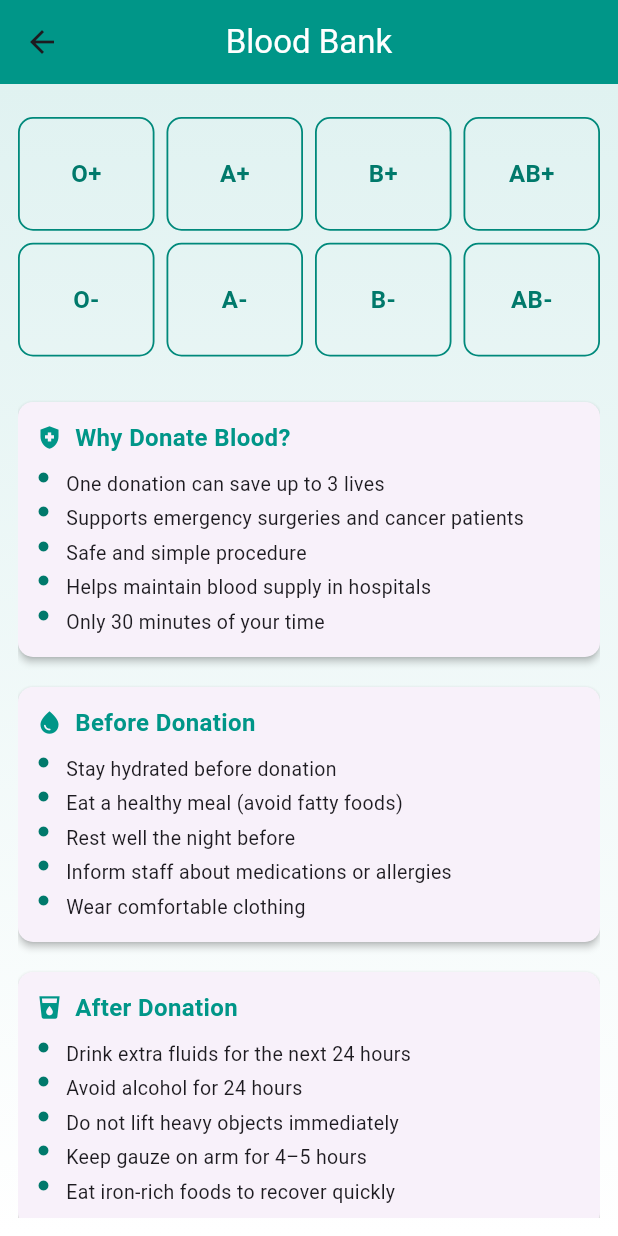
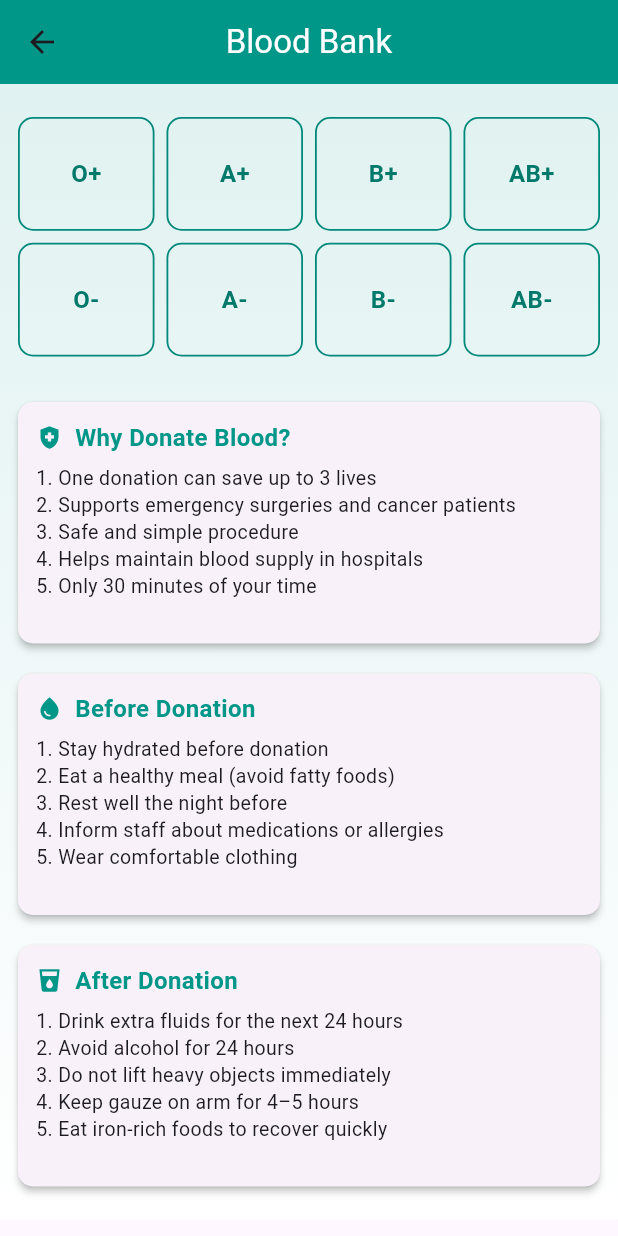
Before and after one commit to riazulrocky/Health-Expert-Flutter-App, a Flutter app: the BloodBankPage screen opened directly, on a phone screen of 412 x 824 dp. Run offline on Flutter 3.47's test engine with Material 3 defaults, Android fonts, the phone set to English and light mode, and no system bars.

Commit message:
blood bank

```diff
--- a/lib/blood_bank/blood_bank_page.dart
+++ b/lib/blood_bank/blood_bank_page.dart
@@ -1,45 +1,33 @@
 import 'package:flutter/material.dart';
 
 class BloodBankPage extends StatelessWidget {
-  // ✅ Remove `const` from the class if you're getting constructor errors
-  BloodBankPage({super.key});
+  const BloodBankPage({super.key});
 
-  // ✅ Blood groups with const initializer
-  final List<String> bloodGroups = const [
-    'O+',
-    'A+',
-    'B+',
-    'AB+',
-    'O-',
-    'A-',
-    'B-',
-    'AB-'
-  ];
+  final List<String> bloodGroups = const ['O+', 'A+', 'B+', 'AB+', 'O-', 'A-', 'B-', 'AB-'];
 
-  // ✅ Tip lists with const initializer
-  final List<String> _whyDonateTips = const [
-    'One donation can save up to 3 lives',
-    'Supports emergency surgeries and cancer patients',
-    'Safe and simple procedure',
-    'Helps maintain blood supply in hospitals',
-    'Only 30 minutes of your time',
-  ];
+  final String _whyDonateTips = '''
+1. One donation can save up to 3 lives
+2. Supports emergency surgeries and cancer patients
+3. Safe and simple procedure
+4. Helps maintain blood supply in hospitals
+5. Only 30 minutes of your time
+  ''';
 
-  final List<String> _beforeTips = const [
-    'Stay hydrated before donation',
-    'Eat a healthy meal (avoid fatty foods)',
-    'Rest well the night before',
-    'Inform staff about medications or allergies',
-    'Wear comfortable clothing',
-  ];
+  final String _beforeTips = '''
+1. Stay hydrated before donation
+2. Eat a healthy meal (avoid fatty foods)
+3. Rest well the night before
+4. Inform staff about medications or allergies
+5. Wear comfortable clothing
+  ''';
 
-  final List<String> _afterTips = const [
-    'Drink extra fluids for the next 24 hours',
-    'Avoid alcohol for 24 hours',
-    'Do not lift heavy objects immediately',
-    'Keep gauze on arm for 4–5 hours',
-    'Eat iron-rich foods to recover quickly',
-  ];
+  final String _afterTips = '''
+1. Drink extra fluids for the next 24 hours
+2. Avoid alcohol for 24 hours
+3. Do not lift heavy objects immediately
+4. Keep gauze on arm for 4–5 hours
+5. Eat iron-rich foods to recover quickly
+  ''';
 
   // Build blood group card with no background
   Widget _buildBloodGroupCard(BuildContext context, String bloodType) {
@@ -77,12 +65,12 @@ class BloodBankPage extends StatelessWidget {
     );
   }
 
-  // Build tip section box with bullet points
-  Widget _buildTipSection(String title, List<String> tips, IconData sectionIcon) {
+  // Build single tip section box
+  Widget _buildTipSection(String title, String tips, IconData icon) {
     return Card(
       elevation: 2,
       shape: RoundedRectangleBorder(borderRadius: BorderRadius.circular(10)),
-      margin: const EdgeInsets.only(bottom: 10),
+      margin: const EdgeInsets.only(bottom: 10), // Reduced from 15 → 10
       child: Padding(
         padding: const EdgeInsets.all(12),
         child: Column(
@@ -90,7 +78,7 @@ class BloodBankPage extends StatelessWidget {
           children: [
             Row(
               children: [
-                Icon(sectionIcon, color: Colors.teal, size: 18),
+                Icon(icon, color: Colors.teal, size: 18),
                 const SizedBox(width: 8),
                 Text(
                   title,
@@ -102,31 +90,13 @@ class BloodBankPage extends StatelessWidget {
                 ),
               ],
             ),
-            const SizedBox(height: 8),
-            // ✅ Safely render bullet points
-            ...tips.map((tip) => _buildDonationTipItem(tip)),
+            const SizedBox(height: 6), // Reduced from 8
+            Text(
+              tips,
+              style: const TextStyle(fontSize: 13, height: 1.4), // Reduced from 1.5
+            ),
           ],
         ),
-      ),
-    );
-  }
-
-  // Build single tip item with bullet icon
-  Widget _buildDonationTipItem(String tip) {
-    return Padding(
-      padding: const EdgeInsets.symmetric(vertical: 2),
-      child: Row(
-        crossAxisAlignment: CrossAxisAlignment.start,
-        children: [
-          Icon(Icons.fiber_manual_record, size: 10, color: Colors.teal.shade700),
-          const SizedBox(width: 10),
-          Expanded(
-            child: Text(
-              tip,
-              style: const TextStyle(fontSize: 13),
-            ),
-          ),
-        ],
       ),
     );
   }
@@ -152,30 +122,31 @@ class BloodBankPage extends StatelessWidget {
           child: Column(
             crossAxisAlignment: CrossAxisAlignment.start,
             children: [
-              const SizedBox(height: 10),
+              const SizedBox(height: 10), // Reduced from 20 → 10
 
               // Blood Group Grid (4 per row)
               SizedBox(
-                height: 180, // ✅ Fixed height for grid
+                height: 180, // Reduced from 200 → 180
                 child: GridView.builder(
                   shrinkWrap: true,
                   physics: const NeverScrollableScrollPhysics(),
                   gridDelegate: const SliverGridDelegateWithFixedCrossAxisCount(
                     crossAxisCount: 4,
-                    crossAxisSpacing: 8,
-                    mainAxisSpacing: 8,
+                    crossAxisSpacing: 8, // Reduced from 12 → 8
+                    mainAxisSpacing: 8, // Reduced from 12 → 8
                     childAspectRatio: 1.2,
                   ),
                   itemCount: bloodGroups.length,
-                  itemBuilder: (context, index) => _buildBloodGroupCard(context, bloodGroups[index]),
+                  itemBuilder: (context, index) =>
+                      _buildBloodGroupCard(context, bloodGroups[index]),
                 ),
               ),
 
-              const SizedBox(height: 10),
+              const SizedBox(height: 10), // Reduced from 20 → 10
 
               // Tip Sections
               _buildTipSection('Why Donate Blood?', _whyDonateTips, Icons.health_and_safety),
-              const SizedBox(height: 10),
+              const SizedBox(height: 10), // Reduced spacing between sections
               _buildTipSection('Before Donation', _beforeTips, Icons.water_drop),
               const SizedBox(height: 10),
               _buildTipSection('After Donation', _afterTips, Icons.local_drink),
```
